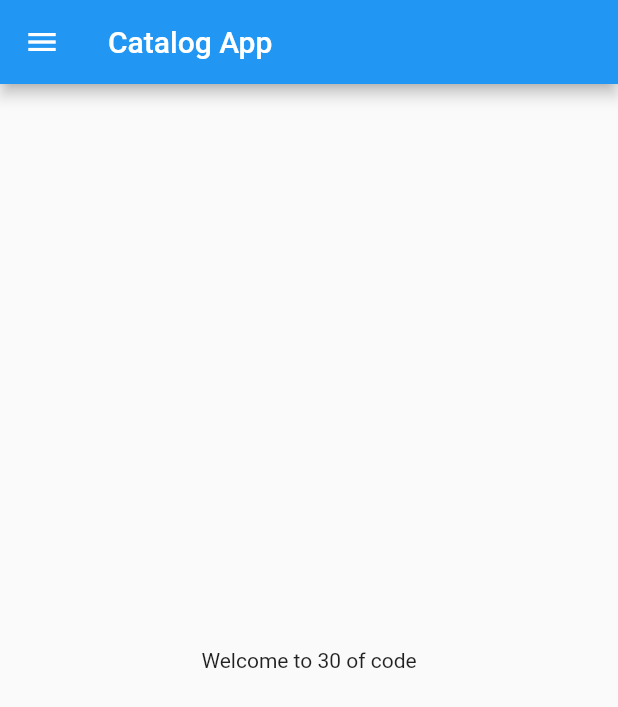
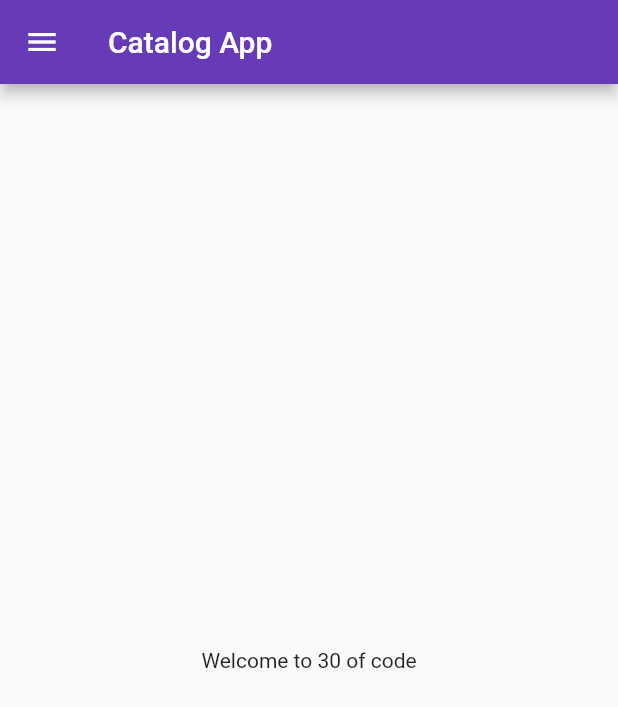
Before and after one commit to SARBJOT2084/catalog-app, a Flutter app: the screen it shows after launch, on a phone screen of 412 x 824 dp. Shown: the top 707 px of the screen. Run offline on Flutter 3.47's test engine with Material 2 defaults, Android fonts, the phone set to English and light mode, and no system bars.

Commit message:
DAY3 Completed

```diff
--- a/flutter_catalog/lib/main.dart
+++ b/flutter_catalog/lib/main.dart
@@ -1,6 +1,6 @@
 import 'package:flutter/material.dart';
-
-import 'home_page.dart';
+import 'pages/home_page.dart';
+import 'pages/login_page.dart';
 
 // entry point
 void main() {
@@ -22,7 +22,17 @@ class MyApp extends StatelessWidget {
     // num temp = 30.5;
     // const p = 3.14579;
     return MaterialApp(
-      home: HomePage(),
+      themeMode: ThemeMode.light,
+      theme: ThemeData(primarySwatch: Colors.deepPurple),
+      darkTheme: ThemeData(
+        brightness: Brightness.dark,
+      ),
+      initialRoute: "/home",
+      routes: {
+        "/": (context) => HomePage(),
+        "/home": (context) => HomePage(),
+        "/Login": (context) => LoginPage(),
+      },
     );
   }
 }
```
Also changed, not shown: flutter_catalog/lib/pages/home_page.dart (renamed from flutter_catalog/lib/home_page.dart, +24 -0 lines), flutter_catalog/lib/pages/login_page.dart (added, +15 -0 lines), flutter_concepts.txt (added, +8 -0 lines).
